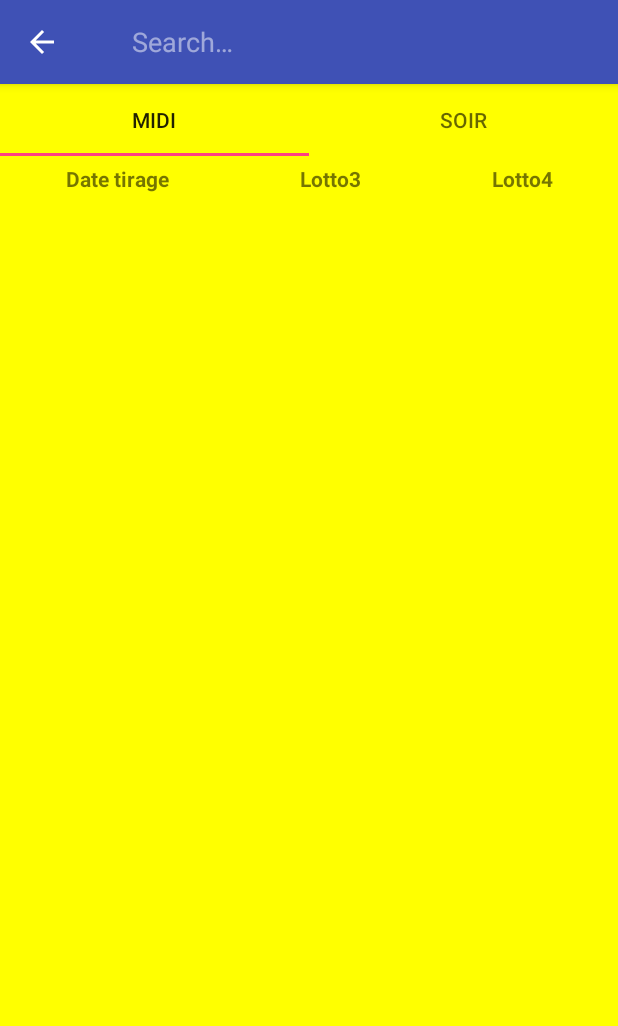
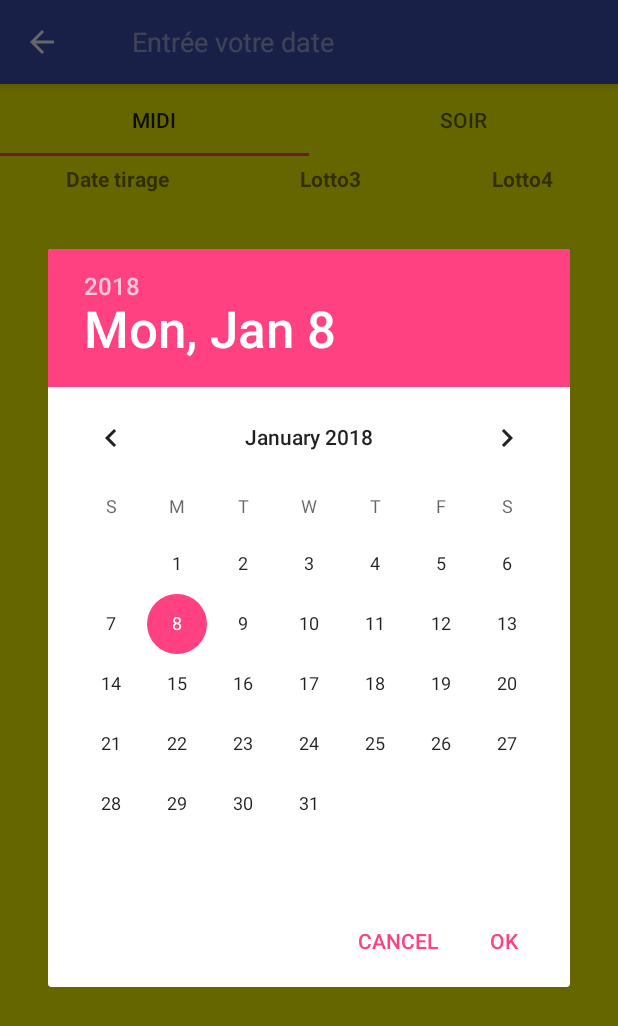
Before and after one commit to jetprog/HaitiLotterie, an Android app: the TirageActivity screen opened directly, with no data from a screen before it, after a tap on "Search", on a phone screen of 412 x 824 dp. Shown: the top 1026 px of the screen. Run offline under Robolectric (Android 15) with nearby library versions, the phone set to English and light mode, and no system bars; libraries missing offline, so code that uses them is left out: com.astuetz, com.backendless, com.backendless.async, com.backendless.exceptions, com.backendless.persistence and 2 more; 4 statements that could not run were skipped.

Commit message:
set search for tirage

```diff
--- a/app/src/main/java/lotto509/com/lotto509/activity/TchalaActivity.java
+++ b/app/src/main/java/lotto509/com/lotto509/activity/TchalaActivity.java
@@ -56,7 +56,7 @@ public class TchalaActivity extends AppCompatActivity {
         tchalaAdapter = new ArrayAdapterTchala(this, tchalaliste);
         listTchala.setAdapter(tchalaAdapter);
 
-        String url = "http://192.168.0.111:8888/Lotto509/src/routes/tchala.php/api/tchala";
+        String url = "http://192.168.1.8:8888/Lotto509/src/routes/tchala.php/api/tchala";
 
 //        http://localhost:8888/Lotto509/src/routes/tchala.php/api/tchala
 
--- a/app/src/main/java/lotto509/com/lotto509/activity/TirageActivity.java
+++ b/app/src/main/java/lotto509/com/lotto509/activity/TirageActivity.java
@@ -1,8 +1,11 @@
 package lotto509.com.lotto509.activity;
 
+import android.app.DatePickerDialog;
+import android.app.Dialog;
 import android.content.Intent;
 import android.os.Bundle;
 import android.support.design.widget.TabLayout;
+import android.support.v4.app.DialogFragment;
 import android.support.v4.app.Fragment;
 import android.support.v4.app.FragmentManager;
 import android.support.v4.app.FragmentPagerAdapter;
@@ -12,7 +15,10 @@ import android.support.v7.app.AppCompatActivity;
 import android.support.v7.widget.SearchView;
 import android.view.Menu;
 import android.view.MenuItem;
+import android.view.View;
+import android.widget.DatePicker;
 import android.widget.ListView;
+import android.widget.Toast;
 
 import com.astuetz.PagerSlidingTabStrip;
 import com.backendless.Backendless;
@@ -21,7 +27,9 @@ import com.backendless.async.callback.AsyncCallback;
 import com.backendless.exceptions.BackendlessFault;
 import com.backendless.persistence.BackendlessDataQuery;
 
+import java.text.SimpleDateFormat;
 import java.util.ArrayList;
+import java.util.Calendar;
 import java.util.Iterator;
 
 import lotto509.com.lotto509.R;
@@ -41,6 +49,7 @@ public class TirageActivity extends AppCompatActivity {
     private ArrayList<TirageSoir> listTirageSoir;
     private ArrayAdapterTirage arrayAdapterTirageSoir;
     ListView lvTirageSoir;
+    static SearchView searchView;
 
     FragmentPagerAdapter adapterViewPager;
 
@@ -65,6 +74,7 @@ public class TirageActivity extends AppCompatActivity {
         // Give the TabLayout the ViewPager
         TabLayout tabLayout = (TabLayout) findViewById(R.id.sliderTirage);
         tabLayout.setupWithViewPager(vpPage);
+
 
 
     }
@@ -111,7 +121,19 @@ public class TirageActivity extends AppCompatActivity {
         MenuItem searchItem = menu.findItem(R.id.action_search);
 
 
-        final SearchView searchView = (SearchView) MenuItemCompat.getActionView(searchItem);
+        searchView = (SearchView) MenuItemCompat.getActionView(searchItem);
+
+        searchView.setOnSearchClickListener(new View.OnClickListener() {
+            @Override
+            public void onClick(View v) {
+                //your code here
+                DialogFragment newFragment = new DatePickerFragment();
+                newFragment.show(getSupportFragmentManager(), "Date Tirage");
+//                Toast.makeText(getApplicationContext(), "test", Toast.LENGTH_SHORT).show();
+            }
+        });
+
+        searchView.setQueryHint("Entrée votre date");
         searchView.setOnQueryTextListener(new SearchView.OnQueryTextListener() {
             @Override
             public boolean onQueryTextSubmit(String querySubmit) {
@@ -127,6 +149,7 @@ public class TirageActivity extends AppCompatActivity {
                 return false;
             }
         });
+
 
         return true;
     }
@@ -149,4 +172,45 @@ public class TirageActivity extends AppCompatActivity {
 
         return(super.onOptionsItemSelected(item));
     }
+
+
+
+    public static class DatePickerFragment extends DialogFragment implements DatePickerDialog.OnDateSetListener
+    {
+
+        @Override
+        public Dialog onCreateDialog(Bundle savedInstanceState) {
+            // Use the current date as the default date in the picker
+            final Calendar c = Calendar.getInstance();
+            int year = c.get(Calendar.YEAR);
+            int month = c.get(Calendar.MONTH);
+            int day = c.get(Calendar.DAY_OF_MONTH);
+
+
+            // Create a new instance of DatePickerDialog and return it
+            return new DatePickerDialog(getActivity(), this, year, month, day);
+        }
+
+        @Override
+        public void onDateSet(DatePicker view, int year, int month, int day) {
+            // Do something with the date chosen by the user
+            final Calendar c = Calendar.getInstance();
+            c.set(Calendar.YEAR, year);
+            c.set(Calendar.MONTH, month);
+            c.set(Calendar.DAY_OF_MONTH, day);
+            SimpleDateFormat simpleDateFormat = new SimpleDateFormat("yyyy/MM/dd");
+
+
+
+            searchView.setQuery(simpleDateFormat.format(c.getTime()), false);
+
+
+
+
+        }
+
+
+
+    }
+
 }
--- a/app/src/main/java/lotto509/com/lotto509/models/TirageMidi.java
+++ b/app/src/main/java/lotto509/com/lotto509/models/TirageMidi.java
@@ -20,7 +20,7 @@ public class TirageMidi {
     public TirageMidi(JSONObject jsonObject) throws JSONException {
         this.lotto3= jsonObject.getString("lotto3");
         this.lotto4= jsonObject.getString("lotto4");
-        this.dateTirage = jsonObject.getString("dateTir");
+        this.dateTirage = jsonObject.getString("dateTirage");
 
     }
 
--- a/app/src/main/java/lotto509/com/lotto509/models/TirageSoir.java
+++ b/app/src/main/java/lotto509/com/lotto509/models/TirageSoir.java
@@ -22,7 +22,7 @@ public class TirageSoir {
     public TirageSoir(JSONObject jsonObject) throws JSONException {
         this.lotto3= jsonObject.getString("lotto3");
         this.lotto4= jsonObject.getString("lotto4");
-        this.dateTirage = jsonObject.getString("dateTir");
+        this.dateTirage = jsonObject.getString("dateTirage");
 
     }
 
```
